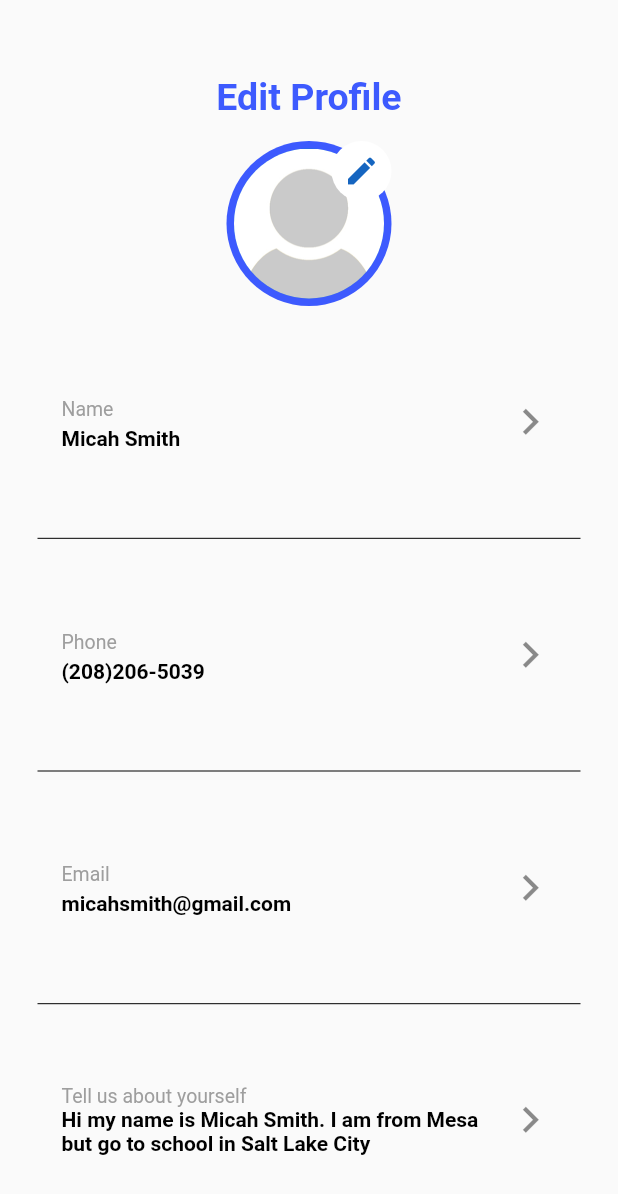
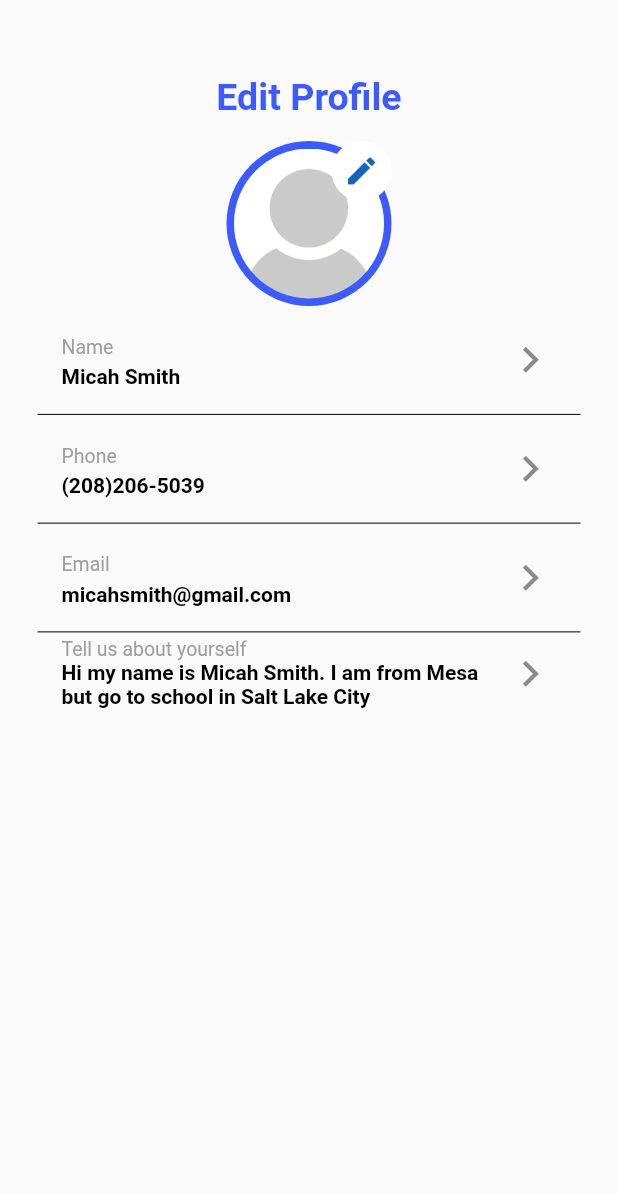
Before and after one commit to dchicchon/flutter-mobile-app, a Flutter app: the screen it shows after launch, on a phone screen of 412 x 824 dp. Shown: the top 1194 px of the screen. Run offline on Flutter 3.47's test engine with Material 2 defaults, Android fonts, the phone set to English and light mode, and no system bars; our stand-ins replace image_picker.

Commit message:
change expanded  to flexible on MyHomePage to make styling not overflow but look as desired

```diff
--- a/lib/MyHomePage.dart
+++ b/lib/MyHomePage.dart
@@ -6,6 +6,7 @@ import 'package:mobile_app/PhoneNumber.dart'; // PhoneNumber page
 import 'Email.dart'; // email page
 import 'Name.dart'; // name page
 import 'Photo.dart'; // photo page
+import 'ListTileWidget.dart'; // List Tiles
 
 // State
 class MyHomePage extends StatefulWidget {
@@ -175,7 +176,8 @@ class _MyHomePageState extends State<MyHomePage> {
                     ),
                   ],
                 ),
-                Expanded(
+                // ListTileWidget(this.updateName),
+                Flexible(
                     child: Row(children: [
                   Expanded(
                       child: ListTile(
@@ -190,7 +192,7 @@ class _MyHomePageState extends State<MyHomePage> {
                           trailing: Icon(Icons.navigate_next, size: 35))),
                 ])),
                 Divider(height: 0.5, color: Colors.black),
-                Expanded(
+                Flexible(
                     child: Row(children: [
                   Expanded(
                       child: ListTile(
@@ -205,7 +207,7 @@ class _MyHomePageState extends State<MyHomePage> {
                           trailing: Icon(Icons.navigate_next, size: 35)))
                 ])),
                 Divider(height: 0.5, color: Colors.black),
-                Expanded(
+                Flexible(
                     child: Row(children: [
                   Expanded(
                       child: ListTile(
@@ -220,7 +222,7 @@ class _MyHomePageState extends State<MyHomePage> {
                           trailing: Icon(Icons.navigate_next, size: 35))),
                 ])),
                 Divider(height: 0.5, color: Colors.black),
-                Expanded(
+                Flexible(
                     child: Row(children: [
                   Expanded(
                       child: ListTile(
```
Also changed, not shown: lib/ListTileWidget.dart (added, +28 -0 lines), 1 other file.
